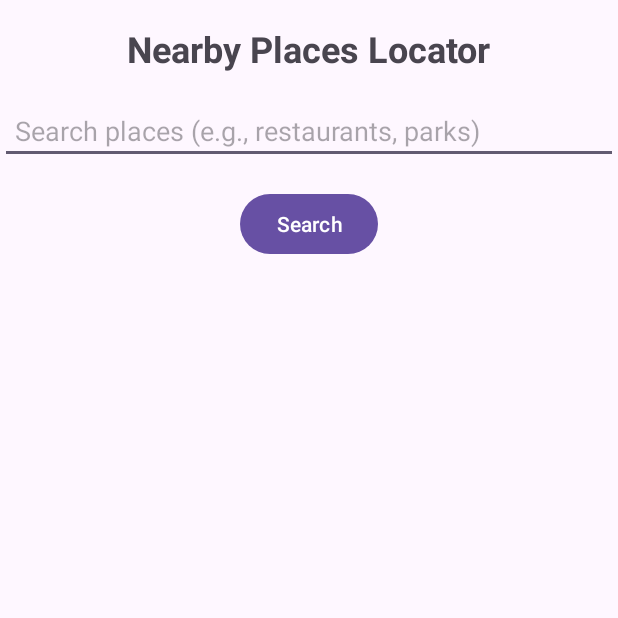
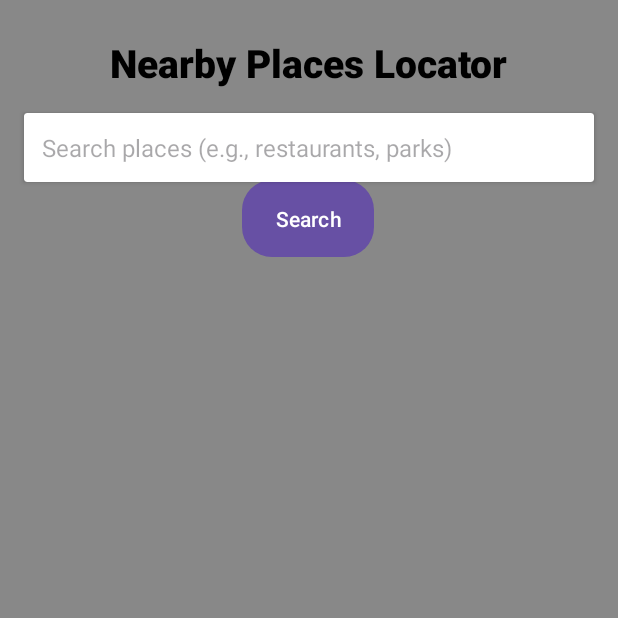
Before and after one commit to MarcoMeyer1/OPSC-ICE4-Locations, an Android app: the screen it shows after launch (MainActivity), on a phone screen of 412 x 824 dp, the top half of it. Run offline under Robolectric (Android 15) with nearby library versions, the phone set to English and light mode, and no system bars.

Commit message:
UI Updated

```diff
--- a/ICE4/app/src/main/java/com/example/ice4locations/MainActivity.kt
+++ b/ICE4/app/src/main/java/com/example/ice4locations/MainActivity.kt
@@ -101,7 +101,7 @@ class MainActivity : AppCompatActivity() {
             try {
                 val urlConnection = URL(urlString).openConnection() as HttpURLConnection
                 urlConnection.requestMethod = "GET"
-                urlConnection.setRequestProperty("UniStudent", "UniProject/v1 (unistudent@gmail.com)")
+                urlConnection.setRequestProperty("VcStudent", "VcProject/v1 (vcstudent@gmail.com)")
                 urlConnection.connect()
 
                 val responseCode = urlConnection.responseCode
--- /dev/null
+++ b/ICE4/app/src/main/res/drawable/rounded_button.xml
@@ -0,0 +1,5 @@
+<?xml version="1.0" encoding="utf-8"?>
+<shape xmlns:android="http://schemas.android.com/apk/res/android">
+    <corners android:radius="20dp" />
+    <solid android:color="@color/colorPrimary" />
+</shape>
--- a/ICE4/app/src/main/res/layout/activity_main.xml
+++ b/ICE4/app/src/main/res/layout/activity_main.xml
@@ -4,6 +4,7 @@
     android:id="@+id/mainLayout"
     android:layout_width="match_parent"
     android:layout_height="match_parent"
+    android:background="#888888"
     tools:context=".MainActivity">
 
     <!-- Title -->
@@ -11,47 +12,79 @@
         android:id="@+id/titleTextView"
         android:layout_width="wrap_content"
         android:layout_height="wrap_content"
+        android:layout_marginTop="24dp"
+        android:layout_marginBottom="16dp"
+        android:fontFamily="sans-serif-medium"
         android:text="Nearby Places Locator"
-        android:textSize="24sp"
+        android:textColor="@android:color/black"
+        android:textSize="26sp"
         android:textStyle="bold"
-        android:layout_marginTop="16dp"
-        app:layout_constraintTop_toTopOf="parent"
+        app:layout_constraintBottom_toTopOf="@+id/cardView"
+        app:layout_constraintEnd_toEndOf="parent"
         app:layout_constraintStart_toStartOf="parent"
-        app:layout_constraintEnd_toEndOf="parent"/>
+        app:layout_constraintTop_toTopOf="parent" />
 
     <!-- Search Bar -->
-    <EditText
-        android:id="@+id/searchEditText"
+    <androidx.cardview.widget.CardView
+        android:id="@+id/cardView"
         android:layout_width="0dp"
         android:layout_height="wrap_content"
-        android:hint="Search places (e.g., restaurants, parks)"
-        android:padding="10dp"
-        android:layout_marginTop="16dp"
-        app:layout_constraintTop_toBottomOf="@id/titleTextView"
+        android:layout_marginHorizontal="16dp"
+        android:layout_marginStart="16dp"
+        android:layout_marginEnd="16dp"
+        android:layout_marginBottom="70dp"
+        android:elevation="4dp"
+        android:radius="12dp"
+        app:cardBackgroundColor="@android:color/white"
+        app:layout_constraintBottom_toTopOf="@+id/placesListView"
+        app:layout_constraintEnd_toEndOf="parent"
         app:layout_constraintStart_toStartOf="parent"
-        app:layout_constraintEnd_toEndOf="parent"
-        app:layout_constraintHorizontal_bias="0.5"/>
+        app:layout_constraintTop_toBottomOf="@+id/titleTextView">
 
-    <!-- Button to Search -->
+        <EditText
+            android:id="@+id/searchEditText"
+            android:layout_width="match_parent"
+            android:layout_height="wrap_content"
+            android:background="@android:color/transparent"
+            android:fontFamily="sans-serif"
+            android:hint="Search places (e.g., restaurants, parks)"
+            android:padding="12dp"
+            android:textColor="@android:color/black"
+            android:textSize="16sp" />
+    </androidx.cardview.widget.CardView>
+
+    <!-- Search Button -->
+
+    <!-- ListView to Display Results -->
+
     <Button
         android:id="@+id/searchButton"
         android:layout_width="wrap_content"
         android:layout_height="wrap_content"
+        android:layout_marginHorizontal="16dp"
+        android:background="@drawable/rounded_button"
+        android:backgroundTint="@color/colorPrimary"
+        android:fontFamily="sans-serif-medium"
+        android:padding="12dp"
         android:text="Search"
-        app:layout_constraintTop_toBottomOf="@id/searchEditText"
+        android:textColor="@android:color/white"
+        app:layout_constraintBottom_toBottomOf="parent"
+        app:layout_constraintEnd_toEndOf="parent"
+        app:layout_constraintHorizontal_bias="0.498"
         app:layout_constraintStart_toStartOf="parent"
-        app:layout_constraintEnd_toEndOf="parent"
-        android:layout_marginTop="16dp"/>
+        app:layout_constraintTop_toTopOf="parent"
+        app:layout_constraintVertical_bias="0.155" />
 
-    <!-- ListView to Display Results -->
     <ListView
         android:id="@+id/placesListView"
         android:layout_width="0dp"
         android:layout_height="0dp"
-        android:layout_marginTop="16dp"
-        app:layout_constraintTop_toBottomOf="@id/searchButton"
+        android:divider="@android:color/transparent"
+        android:dividerHeight="8dp"
+        app:layout_constraintBottom_toBottomOf="parent"
+        app:layout_constraintEnd_toEndOf="parent"
+        app:layout_constraintHorizontal_bias="0.0"
         app:layout_constraintStart_toStartOf="parent"
-        app:layout_constraintEnd_toEndOf="parent"
-        app:layout_constraintBottom_toBottomOf="parent"/>
+        app:layout_constraintTop_toBottomOf="@+id/cardView" />
 
 </androidx.constraintlayout.widget.ConstraintLayout>
--- a/ICE4/app/src/main/res/layout/list_item_place.xml
+++ b/ICE4/app/src/main/res/layout/list_item_place.xml
@@ -1,9 +1,17 @@
-<?xml version="1.0" encoding="utf-8"?>
-<androidx.constraintlayout.widget.ConstraintLayout xmlns:android="http://schemas.android.com/apk/res/android"
+<androidx.cardview.widget.CardView xmlns:android="http://schemas.android.com/apk/res/android"
     xmlns:app="http://schemas.android.com/apk/res-auto"
     android:layout_width="match_parent"
     android:layout_height="wrap_content"
-    android:padding="10dp">
+    android:layout_margin="8dp"
+    android:elevation="4dp"
+    android:radius="8dp"
+    android:background="@android:color/white"
+    android:padding="12dp"
+    app:cardCornerRadius="12dp">
+
+    <androidx.constraintlayout.widget.ConstraintLayout
+        android:layout_width="match_parent"
+        android:layout_height="wrap_content">
 
         <!-- Place Name -->
         <TextView
@@ -14,10 +22,10 @@
             android:textColor="@android:color/black"
             android:textSize="18sp"
             android:textStyle="bold"
+            android:fontFamily="sans-serif-medium"
             app:layout_constraintStart_toStartOf="parent"
             app:layout_constraintTop_toTopOf="parent"
-        app:layout_constraintEnd_toEndOf="parent"
-        />
+            app:layout_constraintEnd_toEndOf="parent"/>
 
         <!-- Place Address -->
         <TextView
@@ -27,10 +35,10 @@
             android:text="Place Address"
             android:textColor="@android:color/darker_gray"
             android:textSize="14sp"
+            android:fontFamily="sans-serif"
             app:layout_constraintStart_toStartOf="parent"
             app:layout_constraintTop_toBottomOf="@id/placeNameTextView"
-        app:layout_constraintEnd_toEndOf="parent"
-        />
+            app:layout_constraintEnd_toEndOf="parent"/>
 
         <!-- Place Distance -->
         <TextView
@@ -40,9 +48,10 @@
             android:text="Distance"
             android:textColor="@android:color/holo_blue_dark"
             android:textSize="14sp"
+            android:fontFamily="sans-serif"
             app:layout_constraintStart_toStartOf="parent"
             app:layout_constraintTop_toBottomOf="@id/placeAddressTextView"
-        app:layout_constraintEnd_toEndOf="parent"
-        />
+            app:layout_constraintEnd_toEndOf="parent"/>
+    </androidx.constraintlayout.widget.ConstraintLayout>
 
-</androidx.constraintlayout.widget.ConstraintLayout>
+</androidx.cardview.widget.CardView>
--- a/ICE4/app/src/main/res/values/colors.xml
+++ b/ICE4/app/src/main/res/values/colors.xml
@@ -2,4 +2,7 @@
 <resources>
     <color name="black">#FF000000</color>
     <color name="white">#FFFFFFFF</color>
+    <color name="colorPrimary">#6200EE</color>
+    <color name="colorPrimaryDark">#3700B3</color>
+    <color name="colorAccent">#03DAC5</color>
 </resources>
```
Lines whose indentation alone changed are shown as unchanged.
